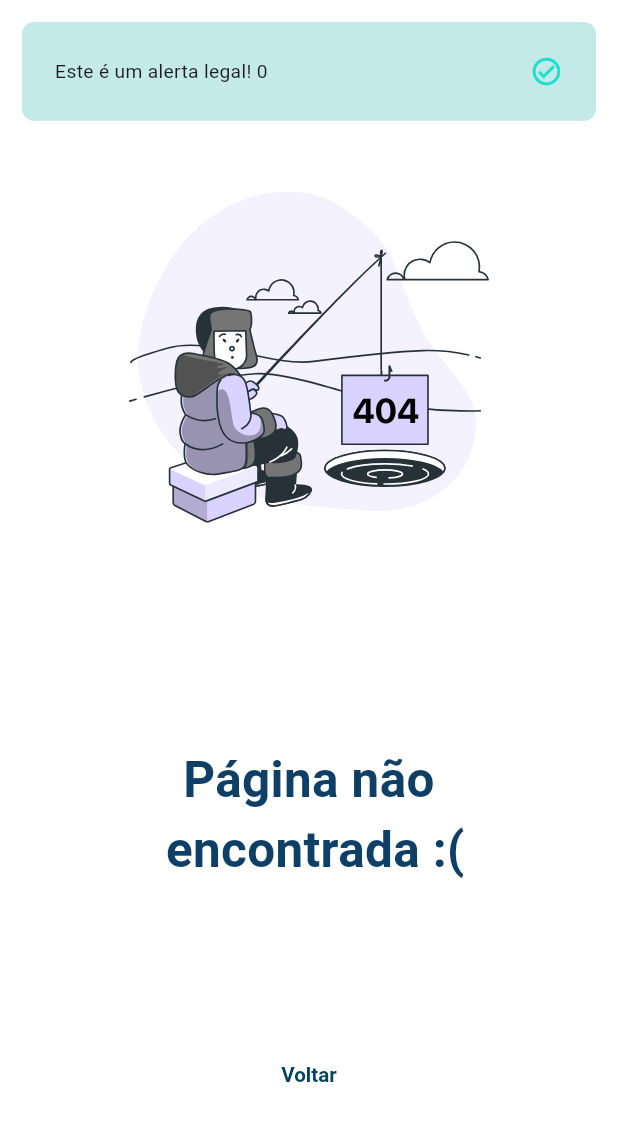
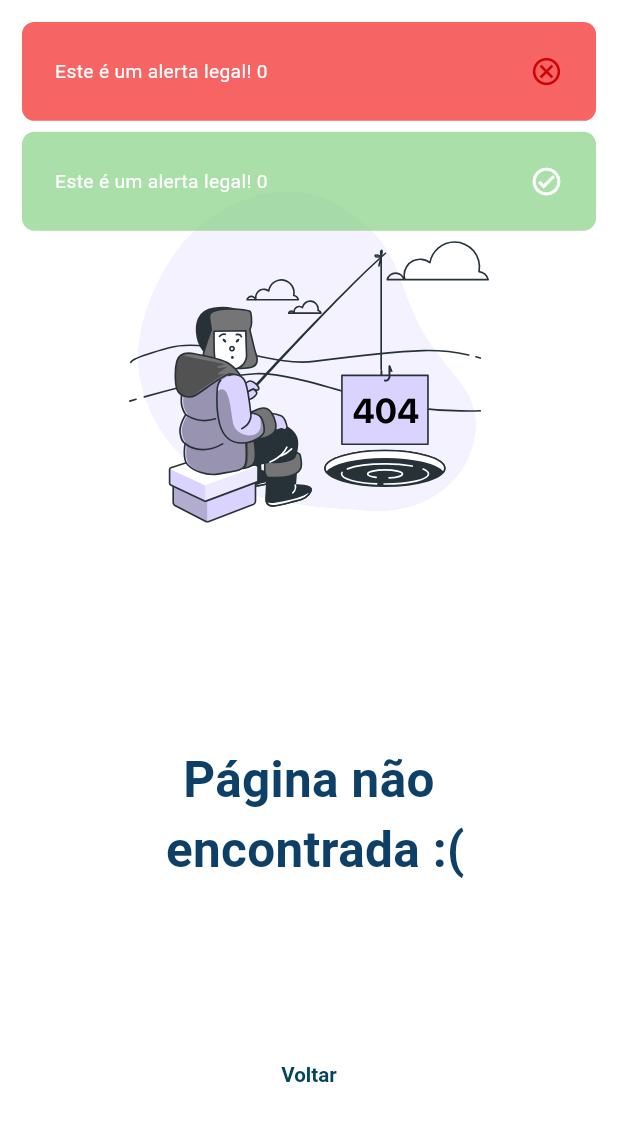
Before and after one commit to Drnkas/app-agendamento, a Flutter app: the NotFoundPage screen opened directly, after a tap on "Voltar", on a phone screen of 412 x 824 dp. Shown: the top 1121 px of the screen. Run offline on Flutter 3.47's test engine with Material 3 defaults, Android fonts, the phone set to English and light mode, and no system bars; our stand-ins replace bloc, device_preview, dio, equatable, firebase_core, firebase_crashlytics and 12 more; missing offline and left inert: store_redirect; accounts and stored records are empty.

Commit message:
feature(style): estilizacao

```diff
--- a/lib/core/theme/app_theme.dart
+++ b/lib/core/theme/app_theme.dart
@@ -8,6 +8,10 @@ class AppTheme{
   final details = Color(0xFF44acbc);
   final lightGray = Color(0xFFF0f3F6);
   final black = const Color(0xff0D3F67);
+  final  error =  const Color(0xFFCF0303);
+  final  errorSnackbar = const Color(0xFFF66464);
+  final success = const Color(0xFF86D185).withAlpha(180);
+  final sucessSnackbar = const Color(0xFF86D185).withAlpha(180);
 
   static const text = Color(0xFF475467);
   static const priceText = Color(0xFF3A3A40);
@@ -15,10 +19,7 @@ class AppTheme{
   static const inputText = Color(0xFF667085);
   static const greyButton = Color(0xFF868E96);
   static const selectedFilter = Color(0xFFCED4DA);
-  static final success = const Color(0xFF86D185).withAlpha(180);
-  static final sucessSnackbar = const Color(0xFF86D185).withAlpha(180);
-  static const error = Color(0xFFCF0303);
-  static const errorSnackbar = Color(0xFFF66464);
+
   static const warning = Color(0xFFFFAE0D);
   static const background = Color(0xFFFAFAFA);
   static const backgroundCard = Color(0xFFF8F9FA);
--- a/lib/core/widgets/alert/alert_widget.dart
+++ b/lib/core/widgets/alert/alert_widget.dart
@@ -1,5 +1,7 @@
+import 'package:app_agendamento/core/theme/app_theme.dart';
 import 'package:app_agendamento/core/widgets/alert/alert_area_cubit.dart';
 import 'package:flutter/material.dart';
+import 'package:flutter_bloc/flutter_bloc.dart';
 
 import '../../../di/di.dart';
 
@@ -47,6 +49,8 @@ class _AlertWidgetState extends State<AlertWidget>
 
   @override
   Widget build(BuildContext context) {
+    final AppTheme t = context.watch();
+
     return AnimatedBuilder(
       animation: _controller,
       builder: (_, __) {
@@ -55,7 +59,10 @@ class _AlertWidgetState extends State<AlertWidget>
           child: Container(
             decoration: BoxDecoration(
               borderRadius: BorderRadius.circular(9),
-              color: const Color(0xffC3E9E9),
+              color:  switch(widget.alert.type) {
+                AlertType.error => t.errorSnackbar,
+                AlertType.success => t.sucessSnackbar,
+              },
             ),
             padding: const EdgeInsets.all(24),
             child: Row(
@@ -63,11 +70,20 @@ class _AlertWidgetState extends State<AlertWidget>
                 Expanded(
                   child: Text(
                     widget.alert.title,
+                    style: const TextStyle(
+                      color: Colors.white,
+                    ),
                   ),
                 ),
-                const Icon(
-                  Icons.check_circle_outline_outlined,
-                  color: Color(0xff1EE0CC),
+                 Icon(
+                   switch(widget.alert.type) {
+                     AlertType.error => Icons.cancel_outlined,
+                     AlertType.success => Icons.check_circle_outline_outlined,
+                   },
+                  color: switch(widget.alert.type) {
+                    AlertType.error => t.error,
+                    AlertType.success => Colors.white,
+                  },
                 )
               ],
             ),
--- a/lib/features/intro/pages/not_found_page/not_found_page.dart
+++ b/lib/features/intro/pages/not_found_page/not_found_page.dart
@@ -33,6 +33,10 @@ class NotFoundPage extends StatelessWidget {
                     Alert.success(title: 'Este é um alerta legal! $count'),
 
                   );
+                  getIt<AlertAreaCubit>().showAlert(
+                    Alert.error(title: 'Este é um alerta legal! $count'),
+
+                  );
                   count++;
                 },
               ),
--- a/lib/features/intro/pages/onboarding/onboarding_page.dart
+++ b/lib/features/intro/pages/onboarding/onboarding_page.dart
@@ -172,7 +172,7 @@ class _OnboardingPageState extends State<OnboardingPage> implements OnboardingPa
 
   @override
   void navToAuth() {
-    context.go(AppRoutes.auth);
+    context.go('/AppRoutes.auth');
   }
 }
 
--- a/lib/features/intro/pages/splash/splash_page.dart
+++ b/lib/features/intro/pages/splash/splash_page.dart
@@ -1,7 +1,6 @@
 import 'package:app_agendamento/features/intro/pages/splash/splash_page_actions.dart';
 import 'package:app_agendamento/features/intro/pages/splash/splash_page_cubit.dart';
 import 'package:flutter/material.dart';
-import 'package:flutter_bloc/flutter_bloc.dart';
 import 'package:go_router/go_router.dart';
 
 import '../../../../core/route/app_routes.dart';
@@ -44,7 +43,7 @@ class _SplashPageState extends State<SplashPage> implements SplashPageActions {
 
   @override
   void navToAuth() {
-    context.go('/AppRoutes.auth');
+    context.go(AppRoutes.auth);
   }
 
   @override
```
